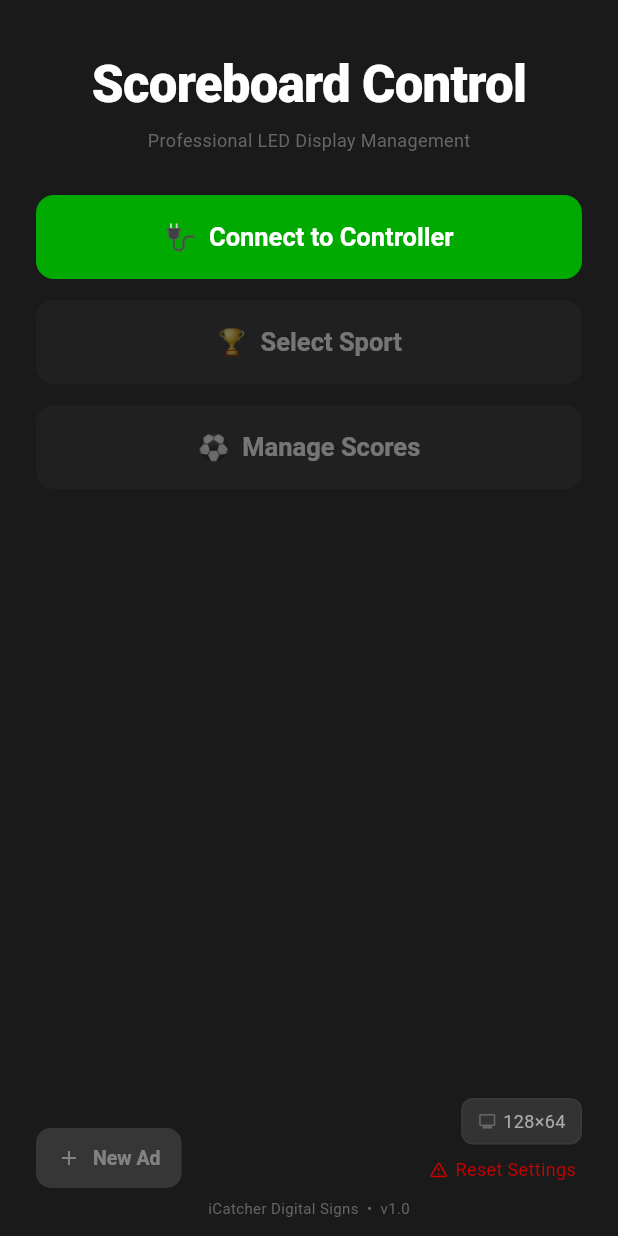
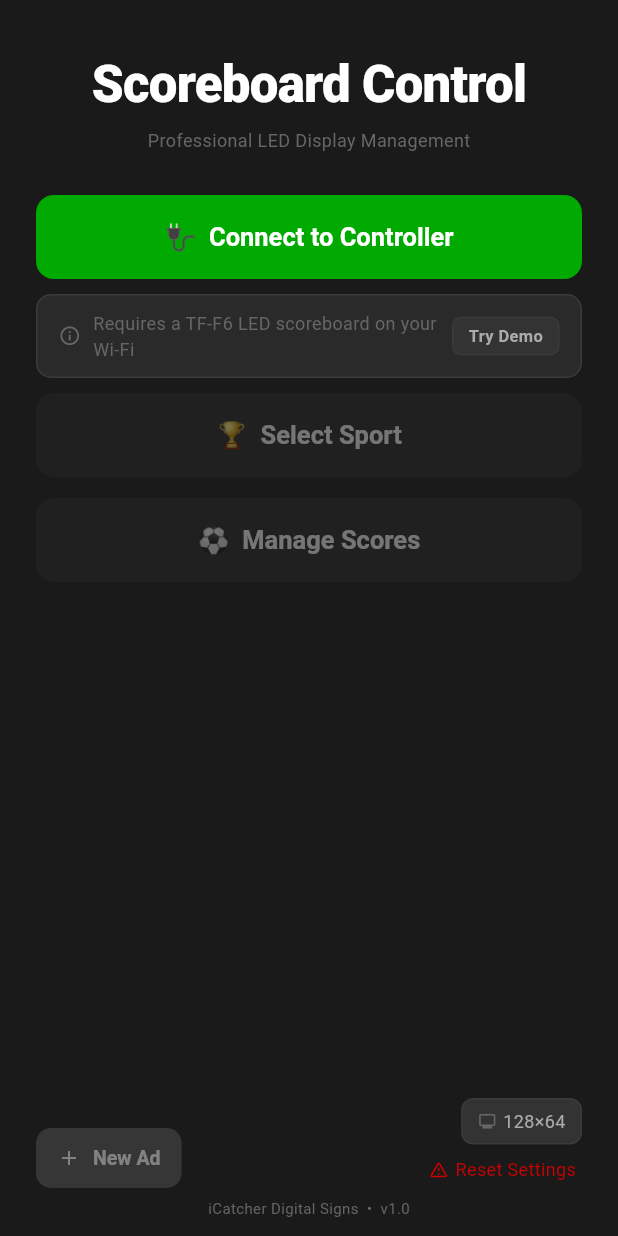
Before and after one commit to basil2fxs/scoreboard-flutter, a Flutter app: the HomeScreen screen opened by its route, on a phone screen of 412 x 824 dp. Run offline on Flutter 3.47's test engine with Material 3 defaults, Android fonts, the light colour scheme and no system bars; our stand-ins replace shared_preferences; accounts and stored records are empty.

Commit message:
Add demo mode banner for tester builds
Always-visible banner on home screen lets testers enable/disable
demo mode without needing a physical TF-F6 scoreboard. Explains
the app requires a local Wi-Fi UDP connection to operate.

```diff
--- a/lib/screens/home_screen.dart
+++ b/lib/screens/home_screen.dart
@@ -73,7 +73,15 @@ class _HomeScreenState extends State<HomeScreen> {
                 status: app.connStatus,
                 onTap  : () => app.testConnection(),
               ),
-              const SizedBox(height: 14),
+              const SizedBox(height: 10),
+
+              // ── Demo / Tester mode banner ─────────────────────────────────
+              _DemoBanner(
+                active   : app.bypassMode,
+                onEnable : () => _showDemoDialog(context, app),
+                onDisable: () => app.enableBypass(false),
+              ),
+              const SizedBox(height: 10),
 
               // ── Select Sport ─────────────────────────────────────────────────
               _HomeBtn(
@@ -264,6 +272,49 @@ class _HomeScreenState extends State<HomeScreen> {
       'Basketball': '/simple',
     };
     Navigator.pushNamed(ctx, routes[sport] ?? '/simple');
+  }
+
+  void _showDemoDialog(BuildContext ctx, AppProvider app) {
+    showDialog<void>(
+      context: ctx,
+      builder: (d) => AlertDialog(
+        backgroundColor: AppColors.surface,
+        title: const Row(
+          children: [
+            Icon(Icons.info_outline, color: AppColors.warning, size: 20),
+            SizedBox(width: 8),
+            Text('Demo Mode'),
+          ],
+        ),
+        content: const Text(
+          'This app controls a TF-F6 LED scoreboard over your local Wi-Fi '
+          'network using UDP commands.\n\n'
+          'To use the full app you need a TF-F6 LED scoreboard connected to '
+          'the same Wi-Fi network as your phone.\n\n'
+          'Demo Mode lets you explore all features — scores, timers, and '
+          'advertisements — without a physical scoreboard. Commands are '
+          'simulated instead of sent.',
+          style: TextStyle(color: AppColors.textSecondary, fontSize: 14),
+        ),
+        actions: [
+          TextButton(
+            onPressed: () => Navigator.pop(d),
+            child: const Text('Cancel'),
+          ),
+          ElevatedButton(
+            onPressed: () {
+              app.enableBypass(true);
+              Navigator.pop(d);
+            },
+            style: ElevatedButton.styleFrom(
+              backgroundColor: AppColors.warning,
+              foregroundColor: Colors.black,
+            ),
+            child: const Text('Enable Demo Mode'),
+          ),
+        ],
+      ),
+    );
   }
 
   Future<void> _confirmReset(BuildContext ctx, AppProvider app) async {
@@ -690,3 +741,107 @@ class _HomeBtn extends StatelessWidget {
     );
   }
 }
+
+// ─── Demo / Tester mode banner ────────────────────────────────────────────────
+
+class _DemoBanner extends StatelessWidget {
+  final bool active;
+  final VoidCallback onEnable;
+  final VoidCallback onDisable;
+  const _DemoBanner({
+    required this.active,
+    required this.onEnable,
+    required this.onDisable,
+  });
+
+  @override
+  Widget build(BuildContext context) {
+    if (active) {
+      // Active: amber bar with exit button
+      return Container(
+        padding: const EdgeInsets.symmetric(horizontal: 14, vertical: 10),
+        decoration: BoxDecoration(
+          color: AppColors.warning.withOpacity(0.15),
+          borderRadius: BorderRadius.circular(10),
+          border: Border.all(color: AppColors.warning.withOpacity(0.5)),
+        ),
+        child: Row(
+          children: [
+            const Icon(Icons.science, size: 15, color: AppColors.warning),
+            const SizedBox(width: 8),
+            const Expanded(
+              child: Text(
+                'DEMO MODE — commands are simulated',
+                style: TextStyle(
+                  fontSize: 12,
+                  fontWeight: FontWeight.bold,
+                  color: AppColors.warning,
+                ),
+              ),
+            ),
+            GestureDetector(
+              onTap: onDisable,
+              child: Container(
+                padding: const EdgeInsets.symmetric(horizontal: 10, vertical: 4),
+                decoration: BoxDecoration(
+                  color: AppColors.warning.withOpacity(0.2),
+                  borderRadius: BorderRadius.circular(6),
+                  border: Border.all(color: AppColors.warning.withOpacity(0.5)),
+                ),
+                child: const Text(
+                  'Exit',
+                  style: TextStyle(
+                    fontSize: 11,
+                    fontWeight: FontWeight.bold,
+                    color: AppColors.warning,
+                  ),
+                ),
+              ),
+            ),
+          ],
+        ),
+      );
+    }
+
+    // Inactive: subtle info banner with "Try Demo Mode" button
+    return Container(
+      padding: const EdgeInsets.symmetric(horizontal: 14, vertical: 10),
+      decoration: BoxDecoration(
+        color: AppColors.surface,
+        borderRadius: BorderRadius.circular(10),
+        border: Border.all(color: AppColors.surfaceBorder),
+      ),
+      child: Row(
+        children: [
+          const Icon(Icons.info_outline, size: 15, color: AppColors.textMuted),
+          const SizedBox(width: 8),
+          const Expanded(
+            child: Text(
+              'Requires a TF-F6 LED scoreboard on your Wi-Fi',
+              style: TextStyle(fontSize: 12, color: AppColors.textMuted),
+            ),
+          ),
+          GestureDetector(
+            onTap: onEnable,
+            child: Container(
+              padding: const EdgeInsets.symmetric(horizontal: 10, vertical: 4),
+              decoration: BoxDecoration(
+                color: AppColors.surfaceHigh,
+                borderRadius: BorderRadius.circular(6),
+                border: Border.all(color: AppColors.surfaceBorder),
+              ),
+              child: const Text(
+                'Try Demo',
+                style: TextStyle(
+                  fontSize: 11,
+                  fontWeight: FontWeight.bold,
+                  color: AppColors.textSecondary,
+                ),
+              ),
+            ),
+          ),
+        ],
+      ),
+    );
+  }
+}
--- a/pubspec.yaml
+++ b/pubspec.yaml
@@ -1,7 +1,7 @@
 name: scoreboard_flutter
 description: Professional LED Scoreboard Controller for TF-F6 display systems.
 publish_to: 'none'
-version: 1.0.0+1
+version: 1.0.2+3
 
 environment:
   sdk: '>=3.3.0 <4.0.0'
```
